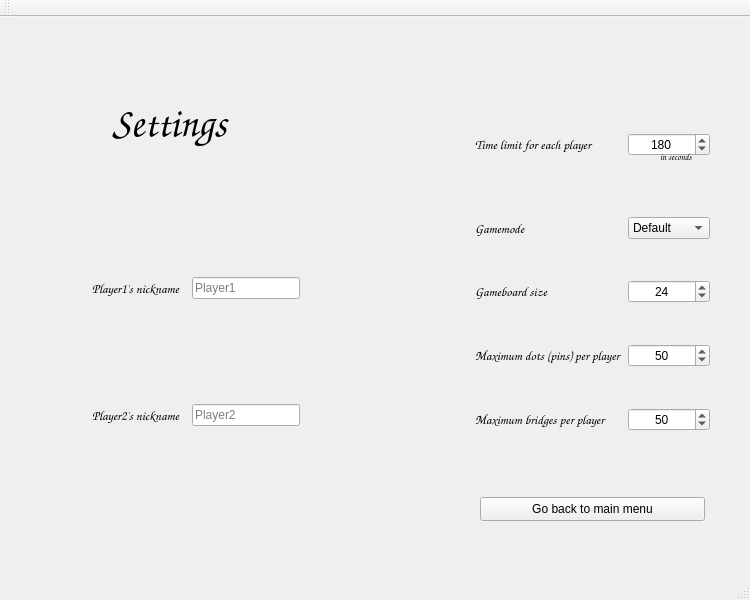
Old version of the form app/SettingsWidget.ui in the repository onisimm/Cookie-Byte-10LF323.
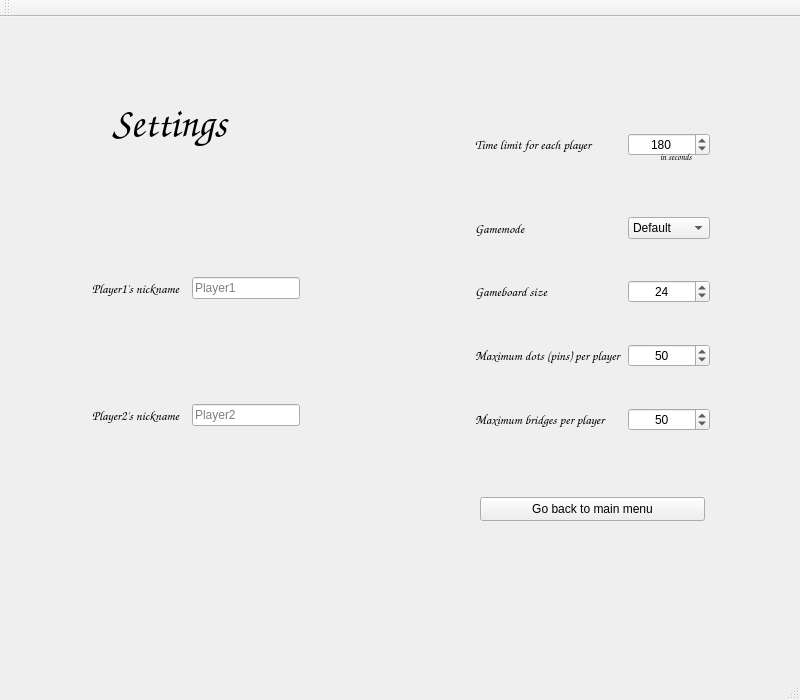
New version of the form.

The edit to the form file:
```diff
--- a/app/SettingsWidget.ui
+++ b/app/SettingsWidget.ui
@@ -6,8 +6,8 @@
    <rect>
     <x>0</x>
     <y>0</y>
-    <width>750</width>
-    <height>600</height>
+    <width>800</width>
+    <height>700</height>
    </rect>
   </property>
   <property name="windowTitle">
```
Left out of the diff: 2 changed lines with no effect on the pictures.
